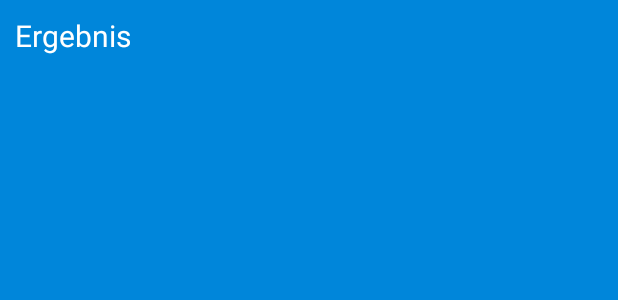
After one commit to ChristopherKL/CharBuilder, an Android app: the layout dice_result_display_dialog.xml on its own in the app's theme, with its tools: preview values and no code run, on a phone screen of 412 x 824 dp. The commit adds this screen. Shown: the top 300 px of the screen. Run offline under Robolectric (Android 15) with nearby library versions, the phone set to English and light mode, and no system bars.

Commit message:
Result Display for Dice Tool

```diff
--- /dev/null
+++ b/app/src/main/res/layout/dice_result_display_dialog.xml
@@ -0,0 +1,75 @@
+<?xml version="1.0" encoding="utf-8"?>
+<LinearLayout xmlns:android="http://schemas.android.com/apk/res/android"
+    android:layout_width="match_parent"
+    android:layout_height="match_parent"
+    android:background="@color/colorPrimary"
+    android:orientation="vertical">
+
+    <TextView
+        android:layout_width="match_parent"
+        android:layout_height="wrap_content"
+        android:text="@string/dice_result"
+        android:padding="10sp"
+        android:textColor="@color/colorWhite"
+        android:textSize="20sp" />
+
+    <ScrollView
+        android:layout_width="match_parent"
+        android:layout_height="match_parent"
+        android:padding="10sp">
+
+        <LinearLayout
+            android:layout_width="match_parent"
+            android:layout_height="wrap_content"
+            android:orientation="vertical">
+
+            <LinearLayout
+                android:id="@+id/success_list"
+                android:layout_width="match_parent"
+                android:layout_height="wrap_content"
+                android:orientation="horizontal" />
+
+            <LinearLayout
+                android:id="@+id/failure_list"
+                android:layout_width="match_parent"
+                android:layout_height="wrap_content"
+                android:orientation="horizontal" />
+
+            <LinearLayout
+                android:id="@+id/advantage_list"
+                android:layout_width="match_parent"
+                android:layout_height="wrap_content"
+                android:orientation="horizontal" />
+
+            <LinearLayout
+                android:id="@+id/threat_list"
+                android:layout_width="match_parent"
+                android:layout_height="wrap_content"
+                android:orientation="horizontal" />
+
+            <LinearLayout
+                android:id="@+id/lightside_list"
+                android:layout_width="match_parent"
+                android:layout_height="wrap_content"
+                android:orientation="horizontal" />
+
+            <LinearLayout
+                android:id="@+id/darkside_list"
+                android:layout_width="match_parent"
+                android:layout_height="wrap_content"
+                android:orientation="horizontal" />
+
+            <LinearLayout
+                android:id="@+id/triumph_list"
+                android:layout_width="match_parent"
+                android:layout_height="wrap_content"
+                android:orientation="horizontal" />
+
+            <LinearLayout
+                android:id="@+id/despair_list"
+                android:layout_width="match_parent"
+                android:layout_height="wrap_content"
+                android:orientation="horizontal" />
+        </LinearLayout>
+    </ScrollView>
+</LinearLayout>
--- a/app/src/main/res/values/strings.xml
+++ b/app/src/main/res/values/strings.xml
@@ -112,4 +112,5 @@
     <string name="dice_selected_title">Ausgewählte Würfel</string>
     <string name="button_roll_dice">Würfeln</string>
     <string name="button_roll_history">Verlauf anzeigen</string>
+    <string name="dice_result">Ergebnis</string>
 </resources>
```
Also changed, not shown: app/src/main/java/com/chrisphil/charbuilder/controller/DiceController.kt (+83 -5 lines).
